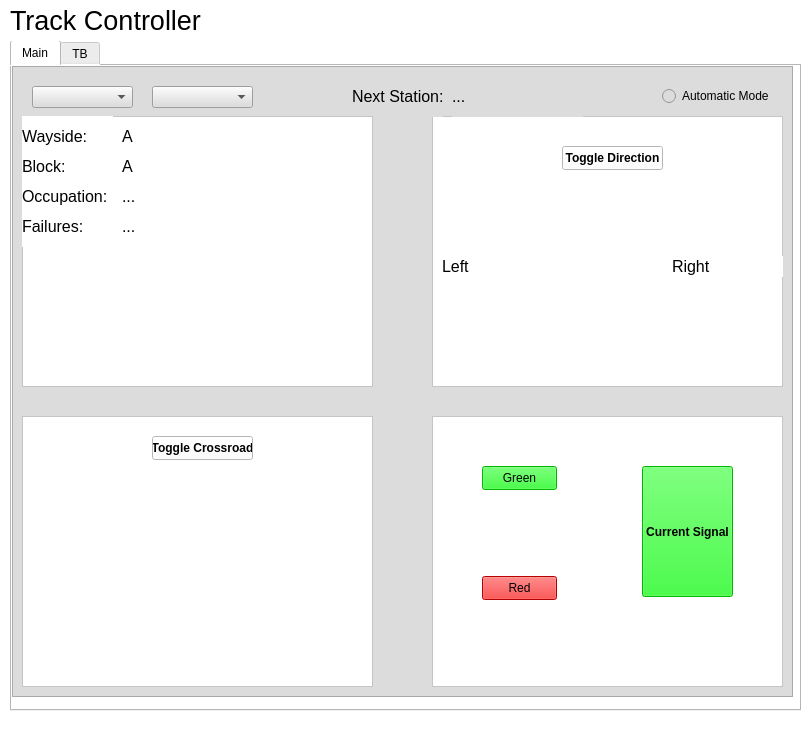
First picture: the form in TrackControllerSw/TrackControllerTB.ui, repository cerfort2/1140, before the edit.
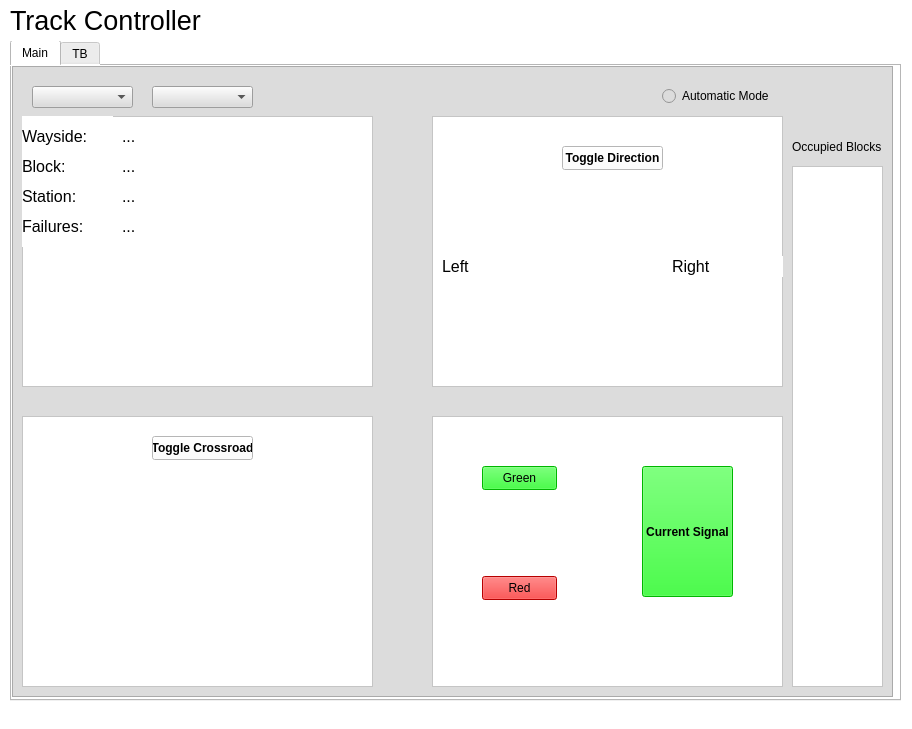
Second picture: the form after the edit. Icons and pictures are not drawn.

```diff
--- a/TrackControllerSw/TrackControllerTB.ui
+++ b/TrackControllerSw/TrackControllerTB.ui
@@ -6,8 +6,8 @@
    <rect>
     <x>0</x>
     <y>0</y>
-    <width>807</width>
-    <height>735</height>
+    <width>912</width>
+    <height>729</height>
    </rect>
   </property>
   <property name="windowTitle">
@@ -46,8 +46,8 @@
      <rect>
       <x>10</x>
       <y>40</y>
-      <width>791</width>
-      <height>671</height>
+      <width>891</width>
+      <height>661</height>
      </rect>
     </property>
     <property name="currentIndex">
@@ -62,7 +62,7 @@
        <rect>
         <x>0</x>
         <y>0</y>
-        <width>781</width>
+        <width>881</width>
         <height>631</height>
        </rect>
       </property>
@@ -254,30 +254,6 @@
         </property>
        </widget>
       </widget>
-      <widget class="QLabel" name="stationLabel">
-       <property name="geometry">
-        <rect>
-         <x>340</x>
-         <y>10</y>
-         <width>91</width>
-         <height>41</height>
-        </rect>
-       </property>
-       <property name="font">
-        <font>
-         <pointsize>12</pointsize>
-        </font>
-       </property>
-       <property name="lineWidth">
-        <number>1</number>
-       </property>
-       <property name="midLineWidth">
-        <number>0</number>
-       </property>
-       <property name="text">
-        <string>Next Station:</string>
-       </property>
-      </widget>
       <widget class="QRadioButton" name="modeButton">
        <property name="geometry">
         <rect>
@@ -333,7 +309,7 @@
          <number>0</number>
         </property>
         <property name="text">
-         <string>A</string>
+         <string>...</string>
         </property>
        </widget>
        <widget class="QLabel" name="waysideLabel">
@@ -384,7 +360,7 @@
          <number>0</number>
         </property>
         <property name="text">
-         <string>A</string>
+         <string>...</string>
         </property>
        </widget>
        <widget class="QLabel" name="blockLabel">
@@ -411,7 +387,7 @@
          <string>Block:</string>
         </property>
        </widget>
-       <widget class="QLabel" name="occupationData">
+       <widget class="QLabel" name="stationData">
         <property name="geometry">
          <rect>
           <x>100</x>
@@ -438,7 +414,7 @@
          <string>...</string>
         </property>
        </widget>
-       <widget class="QLabel" name="occupationLabel">
+       <widget class="QLabel" name="stationLabel">
         <property name="geometry">
          <rect>
           <x>0</x>
@@ -459,7 +435,7 @@
          <number>0</number>
         </property>
         <property name="text">
-         <string>Occupation:</string>
+         <string>Station:</string>
         </property>
        </widget>
        <widget class="QLabel" name="failureLabel">
@@ -584,18 +560,34 @@
         </rect>
        </property>
       </widget>
-      <widget class="QLabel" name="stationData">
+      <widget class="QListWidget" name="occupationData">
+       <property name="enabled">
+        <bool>false</bool>
+       </property>
        <property name="geometry">
         <rect>
-         <x>440</x>
-         <y>10</y>
-         <width>131</width>
-         <height>41</height>
+         <x>780</x>
+         <y>100</y>
+         <width>91</width>
+         <height>521</height>
+        </rect>
+       </property>
+       <property name="styleSheet">
+        <string notr="true">background-color: rgb(255, 255, 255);</string>
+       </property>
+      </widget>
+      <widget class="QLabel" name="occupationLabel">
+       <property name="geometry">
+        <rect>
+         <x>780</x>
+         <y>70</y>
+         <width>91</width>
+         <height>21</height>
         </rect>
        </property>
        <property name="font">
         <font>
-         <pointsize>12</pointsize>
+         <pointsize>9</pointsize>
         </font>
        </property>
        <property name="lineWidth">
@@ -605,7 +597,7 @@
         <number>0</number>
        </property>
        <property name="text">
-        <string>...</string>
+        <string>Occupied Blocks</string>
        </property>
       </widget>
      </widget>
```
Left out of the diff: 54 changed lines with no effect on the pictures.
